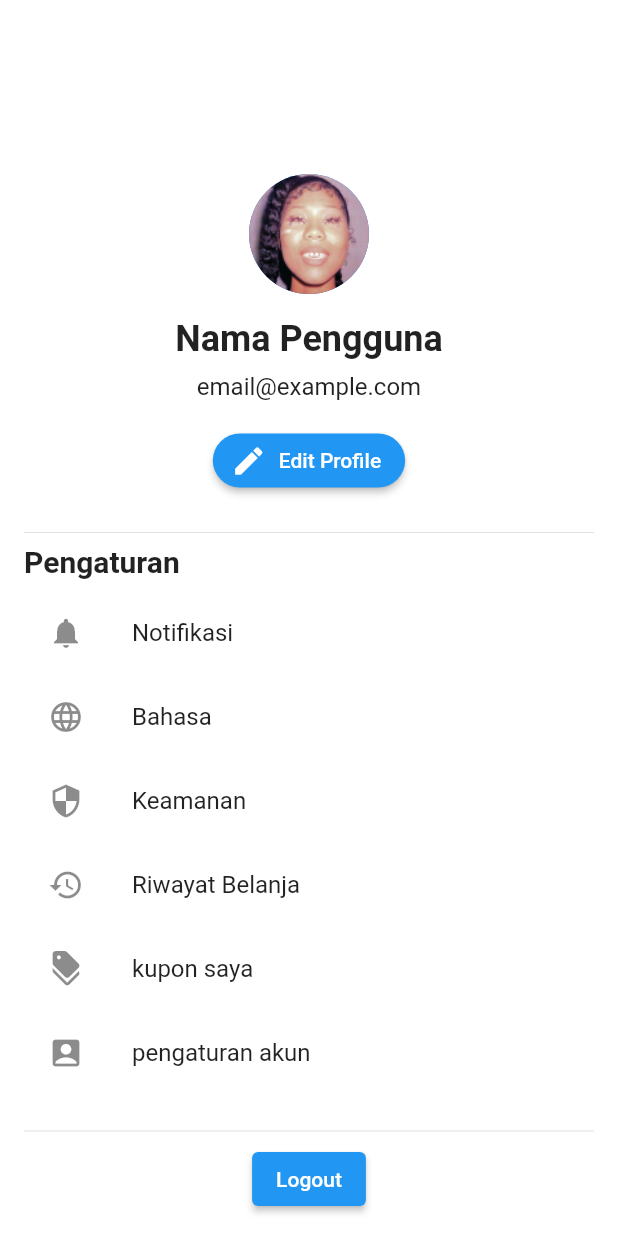
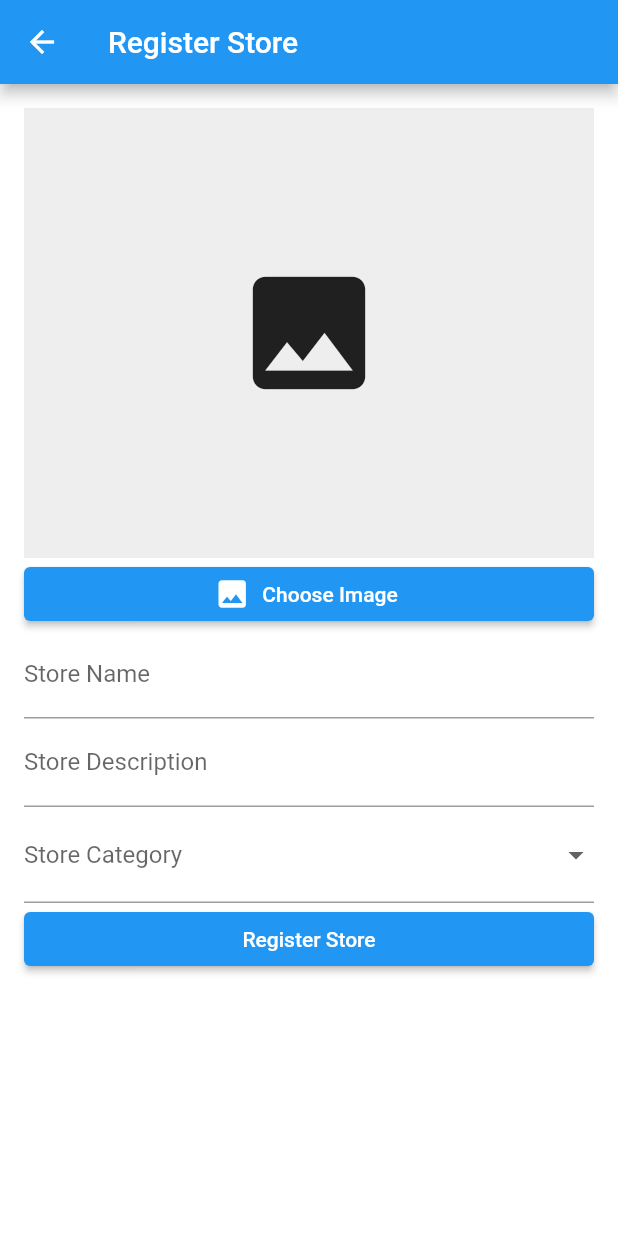
Before and after one commit to coconato04/shopeasy-kel3, a Flutter app: the myaccount screen opened directly, after a tap on "Keamanan", on a phone screen of 412 x 824 dp. Run offline on Flutter 3.47's test engine with Material 2 defaults, Android fonts, the phone set to English and light mode, and no system bars; our stand-ins replace carousel_slider, flutter_swiper_null_safety, image_picker; Roboto replaces fonts that are missing (Ariel).

```diff
--- a/lib/screens/homescreen/homepage.dart
+++ b/lib/screens/homescreen/homepage.dart
@@ -67,11 +67,7 @@ class Homepage extends StatelessWidget {
             MaterialPageRoute(builder: (context) => ShoppingCartPage()),
           );
         },
-        onNotificationPressed: () {
-          Navigator.of(context).push(
-            MaterialPageRoute(builder: (context) => ShoppingCartPage()),
-          );
-        },
+        onNotificationPressed: () {},
         onSearchPressed: () {
           // Aksi ketika tombol pencarian ditekan
         },
--- /dev/null
+++ b/lib/screens/isiapp/contenthomepage/registersales.dart
@@ -0,0 +1,127 @@
+import 'dart:io';
+import 'package:flutter/material.dart';
+import 'package:image_picker/image_picker.dart';
+
+class RegisterStorePage extends StatefulWidget {
+  @override
+  _RegisterStorePageState createState() => _RegisterStorePageState();
+}
+
+class _RegisterStorePageState extends State<RegisterStorePage> {
+  final _formKey = GlobalKey<FormState>();
+
+  String _storeName = '';
+  String _storeDescription = '';
+  String? _storeCategory;
+  File? _storeImage;
+
+  Future<void> _getImage() async {
+    final picker = ImagePicker();
+    final pickedFile = await picker.getImage(source: ImageSource.gallery);
+    setState(() {
+      if (pickedFile != null) {
+        _storeImage = File(pickedFile.path);
+      }
+    });
+  }
+
+  void _registerStore() {
+    if (_storeName.isEmpty ||
+        _storeDescription.isEmpty ||
+        _storeCategory == null ||
+        _storeImage == null) {
+      ScaffoldMessenger.of(context).showSnackBar(
+        SnackBar(
+          content: Text('Please fill in all the fields'),
+          duration: Duration(seconds: 3),
+        ),
+      );
+    } else {
+      // Do the registration logic here, e.g. store the data to database
+      // Then, navigate to the store page
+      Navigator.pop(context);
+      // Replace 'StorePage' with the actual page name for the store
+      Navigator.pushNamed(context, '/store');
+    }
+  }
+
+  @override
+  Widget build(BuildContext context) {
+    return Scaffold(
+      appBar: AppBar(
+        title: Text('Register Store'),
+      ),
+      body: Padding(
+        padding: EdgeInsets.all(16.0),
+        child: Form(
+          key: _formKey,
+          child: ListView(
+            children: [
+              _storeImage != null
+                  ? Image.file(
+                      _storeImage!,
+                      height: 300,
+                      width: 300,
+                    )
+                  : Container(
+                      height: 300,
+                      width: 300,
+                      color: Colors.grey[200],
+                      child: Icon(Icons.image, size: 100),
+                    ),
+              ElevatedButton.icon(
+                onPressed: _getImage,
+                icon: Icon(Icons.image),
+                label: Text('Choose Image'),
+              ),
+              TextFormField(
+                decoration: InputDecoration(labelText: 'Store Name'),
+                onChanged: (value) {
+                  setState(() {
+                    _storeName = value;
+                  });
+                },
+              ),
+              TextFormField(
+                decoration: InputDecoration(labelText: 'Store Description'),
+                onChanged: (value) {
+                  setState(() {
+                    _storeDescription = value;
+                  });
+                },
+              ),
+              DropdownButtonFormField<String>(
+                decoration: InputDecoration(labelText: 'Store Category'),
+                value: _storeCategory,
+                onChanged: (value) {
+                  setState(() {
+                    _storeCategory = value;
+                  });
+                },
+                items: <String>[
+                  'Electronics',
+                  'Fashion',
+                  'Food and Beverage',
+                  'Furniture',
+                  'Grocery',
+                  'Health',
+                  'Education',
+                  'Others',
+                ].map<DropdownMenuItem<String>>((String value) {
+                  return DropdownMenuItem<String>(
+                    value: value,
+                    child: Text(value),
+                  );
+                }).toList(),
+              ),
+              ElevatedButton(
+                child: Text('Register Store'),
+                onPressed: _registerStore,
+              ),
+            ],
+          ),
+        ),
+      ),
+    );
+  }
+}
--- a/lib/screens/isiapp/myaccount.dart
+++ b/lib/screens/isiapp/myaccount.dart
@@ -1,5 +1,6 @@
 import 'package:flutter/material.dart';
 import 'package:shopeasy/screens/isiapp/contenthomepage/profile.dart';
+import 'package:shopeasy/screens/isiapp/contenthomepage/registersales.dart';
 
 class myaccount extends StatelessWidget {
   @override
@@ -81,7 +82,10 @@ class myaccount extends StatelessWidget {
                         leading: Icon(Icons.security),
                         title: Text('Keamanan'),
                         onTap: () {
-                          // Aksi ketika opsi keamanan di klik
+                          Navigator.of(context).push(
+                            MaterialPageRoute(
+                                builder: (context) => RegisterStorePage()),
+                          );
                         },
                       ),
                       ListTile(
```
Also changed, not shown: lib/screens/isiapp/contenthomepage/shoppingcart.dart (+52 -20 lines), lib/screens/isiapp/transaction.dart (+102 -4 lines), assets/icon/usericon.png (added).
